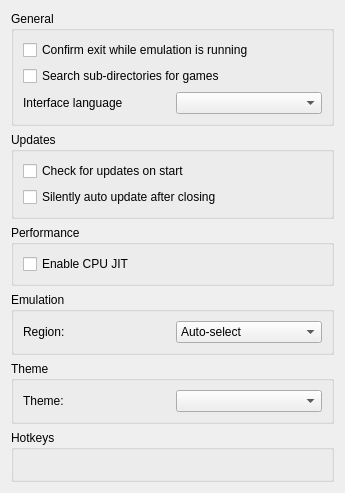
The window that src/citra_qt/configuration/configure_general.ui (PabloMK7/citra) describes before a commit, drawn with Qt 5.
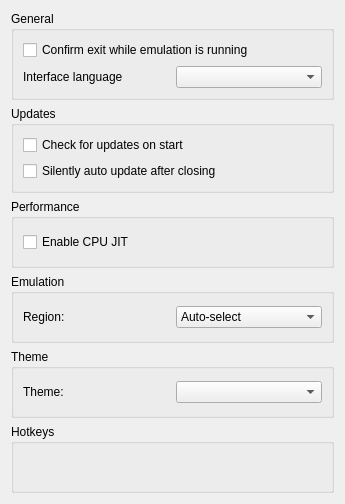
The same window after the commit. Custom widgets are drawn as their Qt base class.

Commit message: citra_qt: support multiple game directories

Diff of the .ui file:
```diff
--- a/src/citra_qt/configuration/configure_general.ui
+++ b/src/citra_qt/configuration/configure_general.ui
@@ -7,7 +7,7 @@
     <x>0</x>
     <y>0</y>
     <width>345</width>
-    <height>493</height>
+    <height>504</height>
    </rect>
   </property>
   <property name="windowTitle">
@@ -31,13 +31,6 @@
             </property>
            </widget>
           </item>
-          <item>
-           <widget class="QCheckBox" name="toggle_deepscan">
-            <property name="text">
-             <string>Search sub-directories for games</string>
-            </property>
-           </widget>
-          </item>
           <item>
            <layout class="QHBoxLayout" name="horizontalLayout_2">
             <item>
```
The commit also changes 25 other files.
